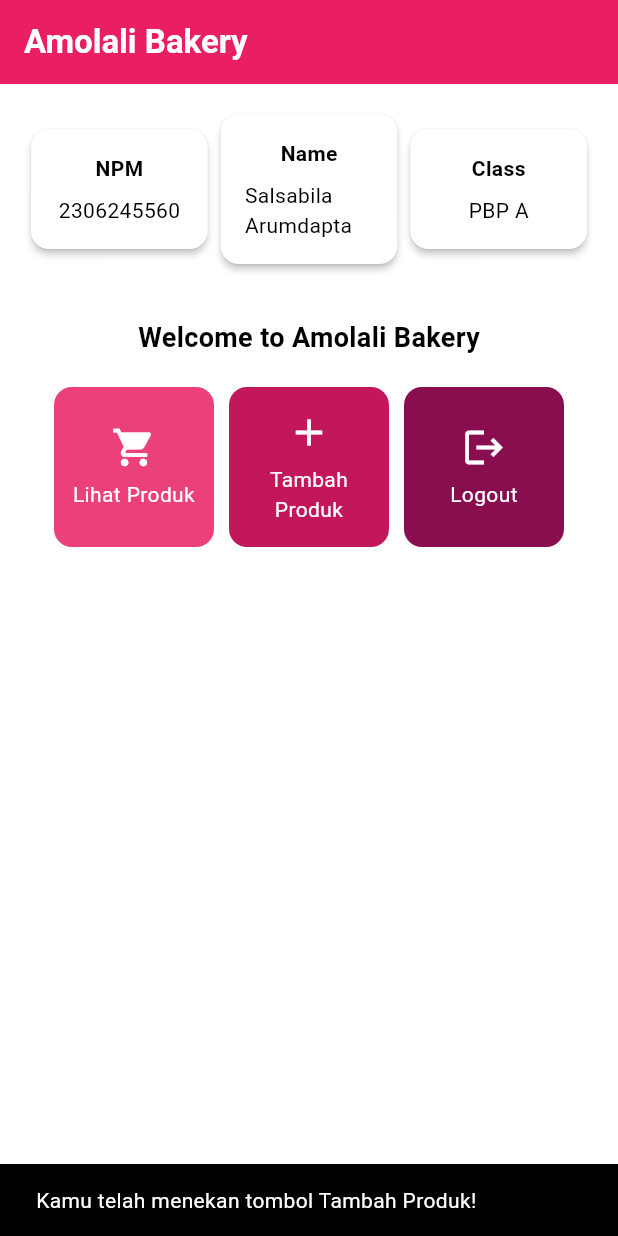
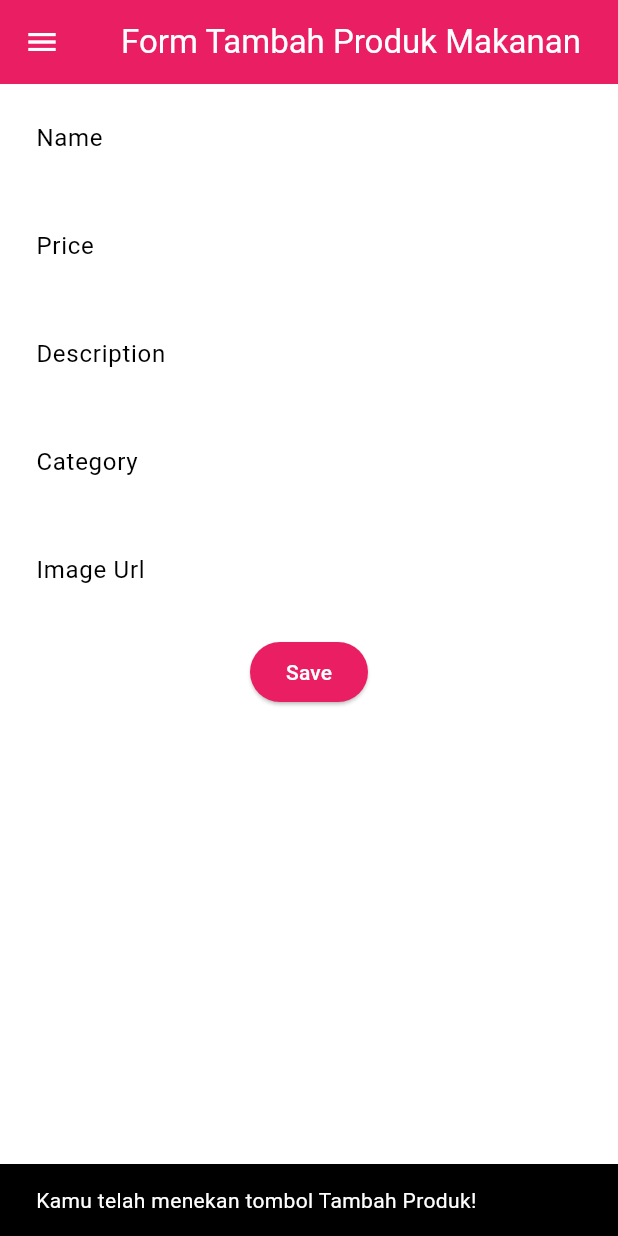
Before and after one commit to salsaaruum/amolali_bakery_mobile, a Flutter app: the screen it shows after launch, after a tap on "Tambah Produk", on a phone screen of 412 x 824 dp. Run offline on Flutter 3.47's test engine with Material 3 defaults, Android fonts, the phone set to English and light mode, and no system bars.

Commit message:
Tugas Individu 8 Selesai

```diff
--- a/lib/main.dart
+++ b/lib/main.dart
@@ -1,5 +1,5 @@
 import 'package:flutter/material.dart';
-import 'package:amolali_bakery_mobile/menu.dart';
+import 'package:amolali_bakery_mobile/screens/menu.dart';
 
 void main() {
   runApp(const MyApp());
@@ -17,7 +17,7 @@
         // This is the theme of your application.
         //
         // TRY THIS: Try running your application with "flutter run". You'll see
-        // the application has a purple toolbar. Then, without quitting the app,
+        // the application has a pink toolbar. Then, without quitting the app,
         // try changing the seedColor in the colorScheme below to Colors.green
         // and then invoke "hot reload" (save your changes or press the "hot
         // reload" button in a Flutter-supported IDE, or press "r" if you used
--- a/lib/menu.dart
+++ b/lib/screens/menu.dart
@@ -1,4 +1,8 @@
 import 'package:flutter/material.dart';
+// Impor drawer widget
+import 'package:amolali_bakery_mobile/widgets/left_drawer.dart';
+import 'package:amolali_bakery_mobile/widgets/product_card.dart';
+//import 'package:amolali_bakery_mobile/productentry_form.dart';
 
 class MyHomePage extends StatelessWidget {
   MyHomePage({super.key});
@@ -18,14 +22,18 @@
     return Scaffold(
       appBar: AppBar(
         title: const Text(
-          'Amolali Bakery',
+          '🍰 Amolali Bakery 🍰',
           style: TextStyle(
             color: Colors.white,
             fontWeight: FontWeight.bold,
           ),
         ),
         backgroundColor: Theme.of(context).colorScheme.primary,
+        // Mengganti warna icon drawer menjadi putih
+        iconTheme: const IconThemeData(color: Colors.white),
       ),
+      // Masukkan drawer sebagai parameter nilai drawer dari widget Scaffold
+      drawer: const LeftDrawer(),
       body: Padding(
         padding: const EdgeInsets.all(16.0),
         child: Column(
@@ -46,7 +54,7 @@
                   const Padding(
                     padding: EdgeInsets.only(top: 16.0),
                     child: Text(
-                      'Welcome to Amolali Bakery',
+                      '🍰 Welcome to Amolali Bakery 🍰',
                       style: TextStyle(
                         fontWeight: FontWeight.bold,
                         fontSize: 18.0,
@@ -109,54 +117,64 @@
   }
 }
 
-class ItemHomepage {
-     final String name;
-     final IconData icon;
+// class ItemHomepage {
+//      final String name;
+//      final IconData icon;
 
-     ItemHomepage(this.name, this.icon);
-}
+//      ItemHomepage(this.name, this.icon);
+// }
 
-class ItemCard extends StatelessWidget {
-  final ItemHomepage item;
-  final Color color; // Add color parameter
+// class ItemCard extends StatelessWidget {
+//   final ItemHomepage item;
+//   final Color color; // Add color parameter
 
-  const ItemCard(this.item, {super.key, required this.color}); // Make color required
+//   const ItemCard(this.item, {super.key, required this.color}); // Make color required
 
-  @override
-  Widget build(BuildContext context) {
-    return Material(
-      color: color, // Use the passed color for the background
-      borderRadius: BorderRadius.circular(12),
-      child: InkWell(
-        onTap: () {
-          ScaffoldMessenger.of(context)
-            ..hideCurrentSnackBar()
-            ..showSnackBar(
-              SnackBar(content: Text("Kamu telah menekan tombol ${item.name}!"))
-            );
-        },
-        child: Container(
-          padding: const EdgeInsets.all(8),
-          child: Center(
-            child: Column(
-              mainAxisAlignment: MainAxisAlignment.center,
-              children: [
-                Icon(
-                  item.icon,
-                  color: Colors.white,
-                  size: 30.0,
-                ),
-                const Padding(padding: EdgeInsets.all(3)),
-                Text(
-                  item.name,
-                  textAlign: TextAlign.center,
-                  style: const TextStyle(color: Colors.white),
-                ),
-              ],
-            ),
-          ),
-        ),
-      ),
-    );
-  }
-}
+//   @override
+//   Widget build(BuildContext context) {
+//     return Material(
+//       color: color, // Use the passed color for the background
+//       borderRadius: BorderRadius.circular(12),
+//       child: InkWell(
+//         onTap: () {
+//           ScaffoldMessenger.of(context)
+//             ..hideCurrentSnackBar()
+//             ..showSnackBar(
+//               SnackBar(content: Text("Kamu telah menekan tombol ${item.name}!"))
+//             );
+
+//           // Navigate ke route yang sesuai (tergantung jenis tombol)
+//           if (item.name == "Tambah Produk") {
+//             // Gunakan Navigator.push untuk melakukan navigasi ke MaterialPageRoute yang mencakup MoodEntryFormPage.
+//             // Navigasi ke halaman MoodEntryFormPage
+//              Navigator.push(
+//                context,
+//                MaterialPageRoute(builder: (context) => const ProductEntryFormPage()),
+//              );
+//           }
+//         },
+//         child: Container(
+//           padding: const EdgeInsets.all(8),
+//           child: Center(
+//             child: Column(
+//               mainAxisAlignment: MainAxisAlignment.center,
+//               children: [
+//                 Icon(
+//                   item.icon,
+//                   color: Colors.white,
+//                   size: 30.0,
+//                 ),
+//                 const Padding(padding: EdgeInsets.all(3)),
+//                 Text(
+//                   item.name,
+//                   textAlign: TextAlign.center,
+//                   style: const TextStyle(color: Colors.white),
+//                 ),
+//               ],
+//             ),
+//           ),
+//         ),
+//       ),
+//     );
+//   }
+// }
--- /dev/null
+++ b/lib/screens/productentry_form.dart
@@ -0,0 +1,213 @@
+import 'package:flutter/material.dart';
+// Impor drawer yang sudah dibuat sebelumnya
+import 'package:amolali_bakery_mobile/widgets/left_drawer.dart';
+
+class ProductEntryFormPage extends StatefulWidget {
+  const ProductEntryFormPage({super.key});
+
+  @override
+  State<ProductEntryFormPage> createState() => _ProductEntryFormPageState();
+}
+
+class _ProductEntryFormPageState extends State<ProductEntryFormPage> {
+  final _formKey = GlobalKey<FormState>();
+  String _name = "";
+  int _price = 0;
+  String _description = "";
+  String _category = "";
+  String _imageUrl = "";
+
+  @override
+  Widget build(BuildContext context) {
+    return Scaffold(
+      appBar: AppBar(
+        title: const Center(
+          child: Text(
+            'Form Tambah Produk Makanan',
+          ),
+        ),
+        backgroundColor: Theme.of(context).colorScheme.primary,
+        foregroundColor: Colors.white,
+      ),
+      // Tambahkan drawer yang sudah dibuat di sini
+      drawer: const LeftDrawer(),
+      body: Form(
+        key: _formKey,
+        child: SingleChildScrollView(
+          child: Column(
+            crossAxisAlignment: CrossAxisAlignment.start,
+            children: [
+              Padding(
+                padding: const EdgeInsets.all(8.0),
+                child: TextFormField(
+                  decoration: InputDecoration(
+                    hintText: "Name",
+                    labelText: "Name",
+                    border: OutlineInputBorder(
+                      borderRadius: BorderRadius.circular(5.0),
+                    ),
+                  ),
+                  onChanged: (String? value) {
+                    setState(() {
+                      _name = value!;
+                    });
+                  },
+                  validator: (String? value) {
+                    if (value == null || value.isEmpty) {
+                      return "Name tidak boleh kosong!";
+                    }
+                    return null;
+                  },
+                ),
+              ),
+              Padding(
+                padding: const EdgeInsets.all(8.0),
+                child: TextFormField(
+                  decoration: InputDecoration(
+                    hintText: "Price",
+                    labelText: "Price",
+                    border: OutlineInputBorder(
+                      borderRadius: BorderRadius.circular(5.0),
+                    ),
+                  ),
+                  onChanged: (String? value) {
+                    setState(() {
+                      _price = int.tryParse(value!) ?? 0;
+                    });
+                  },
+                  validator: (String? value) {
+                    if (value == null || value.isEmpty) {
+                      return "Price tidak boleh kosong!";
+                    }
+                    if (int.tryParse(value) == null) {
+                      return "Price harus berupa angka!";
+                    }
+                    return null;
+                  },
+                ),
+              ),
+              Padding(
+                padding: const EdgeInsets.all(8.0),
+                child: TextFormField(
+                  decoration: InputDecoration(
+                    hintText: "Description",
+                    labelText: "Description",
+                    border: OutlineInputBorder(
+                      borderRadius: BorderRadius.circular(5.0),
+                    ),
+                  ),
+                  onChanged: (String? value) {
+                    setState(() {
+                      _description = value!;
+                    });
+                  },
+                  validator: (String? value) {
+                    if (value == null || value.isEmpty) {
+                      return "Description tidak boleh kosong!";
+                    }
+                    return null;
+                  },
+                ),
+              ),
+              Padding(
+                padding: const EdgeInsets.all(8.0),
+                child: TextFormField(
+                  decoration: InputDecoration(
+                    hintText: "Category",
+                    labelText: "Category",
+                    border: OutlineInputBorder(
+                      borderRadius: BorderRadius.circular(5.0),
+                    ),
+                  ),
+                  onChanged: (String? value) {
+                    setState(() {
+                      _category = value!;
+                    });
+                  },
+                  validator: (String? value) {
+                    if (value == null || value.isEmpty) {
+                      return "Category tidak boleh kosong!";
+                    }
+                    return null;
+                  },
+                ),
+              ),
+              Padding(
+                padding: const EdgeInsets.all(8.0),
+                child: TextFormField(
+                  decoration: InputDecoration(
+                    hintText: "Image Url",
+                    labelText: "Image Url",
+                    border: OutlineInputBorder(
+                      borderRadius: BorderRadius.circular(5.0),
+                    ),
+                  ),
+                  onChanged: (String? value) {
+                    setState(() {
+                      _imageUrl = value!;
+                    });
+                  },
+                  validator: (String? value) {
+                    if (value == null || value.isEmpty) {
+                      return "Image Url tidak boleh kosong!";
+                    }
+                    return null;
+                  },
+                ),
+              ),
+              Align(
+                alignment: Alignment.bottomCenter,
+                child: Padding(
+                  padding: const EdgeInsets.all(8.0),
+                  child: ElevatedButton(
+                    style: ButtonStyle(
+                      backgroundColor: WidgetStateProperty.all(
+                          Theme.of(context).colorScheme.primary),
+                    ),
+                    onPressed: () {
+                      if (_formKey.currentState!.validate()) {
+                        showDialog(
+                          context: context,
+                          builder: (context) {
+                            return AlertDialog(
+                              title: const Text('Produk berhasil tersimpan'),
+                              content: SingleChildScrollView(
+                                child: Column(
+                                  crossAxisAlignment: CrossAxisAlignment.start,
+                                  children: [
+                                    Text('Name: $_name'),
+                                    Text('Price: $_price'),
+                                    Text('Description: $_description'),
+                                    Text('Category: $_category'),
+                                    Text('Image URL: $_imageUrl'),
+                                  ],
+                                ),
+                              ),
+                              actions: [
+                                TextButton(
+                                  child: const Text('OK'),
+                                  onPressed: () {
+                                    Navigator.pop(context);
+                                    _formKey.currentState!.reset();
+                                  },
+                                ),
+                              ],
+                            );
+                          },
+                        );
+                      }
+                    },
+                    child: const Text(
+                      "Save",
+                      style: TextStyle(color: Colors.white),
+                    ),
+                  ),
+                ),
+              ),
+            ],
+          ),
+        ),
+      ),
+    );
+  }
+}
--- /dev/null
+++ b/lib/widgets/left_drawer.dart
@@ -0,0 +1,74 @@
+import 'package:flutter/material.dart';
+import 'package:amolali_bakery_mobile/screens/menu.dart';
+// Impor halaman MoodEntryFormPage jika sudah dibuat
+import 'package:amolali_bakery_mobile/screens/productentry_form.dart';
+
+class LeftDrawer extends StatelessWidget {
+  const LeftDrawer({super.key});
+
+  @override
+  Widget build(BuildContext context) {
+    return Drawer(
+      child: ListView(
+        children: [
+          DrawerHeader(
+            // Bagian drawer header
+                decoration: BoxDecoration(
+                  color: Theme.of(context).colorScheme.primary,
+                ),
+                child: const Column(
+                  children: [
+                    Text(
+                      '🍰 Amolali Bakery 🍰',
+                      textAlign: TextAlign.center,
+                      style: TextStyle(
+                        fontSize: 24,
+                        fontWeight: FontWeight.bold,
+                        color: Colors.white,
+                      ),
+                    ),
+                    Padding(padding: EdgeInsets.all(8)),
+                    Text(
+                      "Ayo isi perutmu dengan makanan enak!",
+                      // Tambahkan gaya teks dengan center alignment, font ukuran 15, warna putih, dan weight biasa
+                      textAlign: TextAlign.center,
+                      style: TextStyle(
+                        fontSize: 15,
+                        color: Colors.white,
+                        fontWeight: FontWeight.normal,
+                      ),
+                    ),
+                  ],
+                ),
+          ),
+            // Bagian routing
+              ListTile(
+                leading: const Icon(Icons.home_outlined),
+                title: const Text('Halaman Utama'),
+                // Bagian redirection ke MyHomePage
+                onTap: () {
+                  Navigator.pushReplacement(
+                      context,
+                      MaterialPageRoute(
+                        builder: (context) => MyHomePage(),
+                      ));
+                },
+              ),
+              ListTile(
+                leading: const Icon(Icons.add),
+                title: const Text('Tambah Produk'),
+                // Bagian redirection ke ProductEntryFormPage
+                onTap: () {
+                  Navigator.push(
+                context,
+                MaterialPageRoute(
+                  builder: (context) => const ProductEntryFormPage(),
+                ),
+              );
+            },
+          ),
+        ],
+      ),
+    );
+  }
+}
--- /dev/null
+++ b/lib/widgets/product_card.dart
@@ -0,0 +1,63 @@
+import 'package:flutter/material.dart';
+import 'package:amolali_bakery_mobile/screens/productentry_form.dart';
+class ItemHomepage {
+     final String name;
+     final IconData icon;
+
+     ItemHomepage(this.name, this.icon);
+}
+
+class ItemCard extends StatelessWidget {
+  final ItemHomepage item;
+  final Color color; // Add color parameter
+
+  const ItemCard(this.item, {super.key, required this.color}); // Make color required
+
+  @override
+  Widget build(BuildContext context) {
+    return Material(
+      color: color, // Use the passed color for the background
+      borderRadius: BorderRadius.circular(12),
+      child: InkWell(
+        onTap: () {
+          ScaffoldMessenger.of(context)
+            ..hideCurrentSnackBar()
+            ..showSnackBar(
+              SnackBar(content: Text("Kamu telah menekan tombol ${item.name}!"))
+            );
+
+          // Navigate ke route yang sesuai (tergantung jenis tombol)
+          if (item.name == "Tambah Produk") {
+            // Gunakan Navigator.push untuk melakukan navigasi ke MaterialPageRoute yang mencakup MoodEntryFormPage.
+            // Navigasi ke halaman MoodEntryFormPage
+             Navigator.push(
+               context,
+               MaterialPageRoute(builder: (context) => const ProductEntryFormPage()),
+             );
+          }
+        },
+        child: Container(
+          padding: const EdgeInsets.all(8),
+          child: Center(
+            child: Column(
+              mainAxisAlignment: MainAxisAlignment.center,
+              children: [
+                Icon(
+                  item.icon,
+                  color: Colors.white,
+                  size: 30.0,
+                ),
+                const Padding(padding: EdgeInsets.all(3)),
+                Text(
+                  item.name,
+                  textAlign: TextAlign.center,
+                  style: const TextStyle(color: Colors.white),
+                ),
+              ],
+            ),
+          ),
+        ),
+      ),
+    );
+  }
+}
```
Also changed, not shown: 1 other file.
